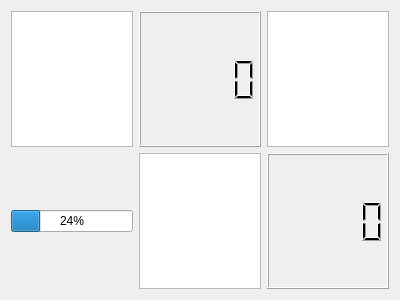
The window that 2.qtmvvm_example/page3.ui (gerald-park/PythonSimulator) describes before a commit, drawn with Qt 5.
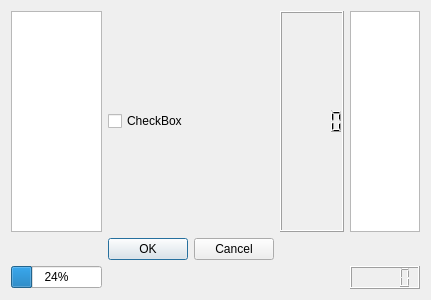
The same window after the commit.

Commit message: split view model and populate config data to each ui file

The edit to the form file:
```diff
--- a/2.qtmvvm_example/page3.ui
+++ b/2.qtmvvm_example/page3.ui
@@ -16,30 +16,41 @@
   <layout class="QGridLayout" name="gridLayout_2">
    <item row="0" column="0">
     <layout class="QGridLayout" name="gridLayout">
-     <item row="2" column="0">
-      <layout class="QVBoxLayout" name="verticalLayout"/>
-     </item>
      <item row="0" column="2">
+      <widget class="QLCDNumber" name="lcdNumber_2"/>
+     </item>
+     <item row="3" column="3">
+      <widget class="QLCDNumber" name="lcdNumber"/>
+     </item>
+     <item row="0" column="1">
+      <widget class="QCheckBox" name="checkBox">
+       <property name="text">
+        <string>CheckBox</string>
+       </property>
+      </widget>
+     </item>
+     <item row="4" column="0">
+      <layout class="QVBoxLayout" name="verticalLayout"/>
+     </item>
+     <item row="0" column="3">
       <widget class="QListView" name="listView"/>
      </item>
-     <item row="0" column="0">
-      <widget class="QTableView" name="tableView"/>
-     </item>
-     <item row="1" column="0">
+     <item row="3" column="0">
       <widget class="QProgressBar" name="progressBar">
        <property name="value">
         <number>24</number>
        </property>
       </widget>
      </item>
+     <item row="0" column="0">
+      <widget class="QTableView" name="tableView"/>
+     </item>
      <item row="1" column="1">
-      <widget class="QGraphicsView" name="graphicsView"/>
-     </item>
-     <item row="1" column="2">
-      <widget class="QLCDNumber" name="lcdNumber"/>
-     </item>
-     <item row="0" column="1">
-      <widget class="QLCDNumber" name="lcdNumber_2"/>
+      <widget class="QDialogButtonBox" name="buttonBox">
+       <property name="standardButtons">
+        <set>QDialogButtonBox::Cancel|QDialogButtonBox::Ok</set>
+       </property>
+      </widget>
      </item>
     </layout>
    </item>
```
The commit also changes 7 other files.
